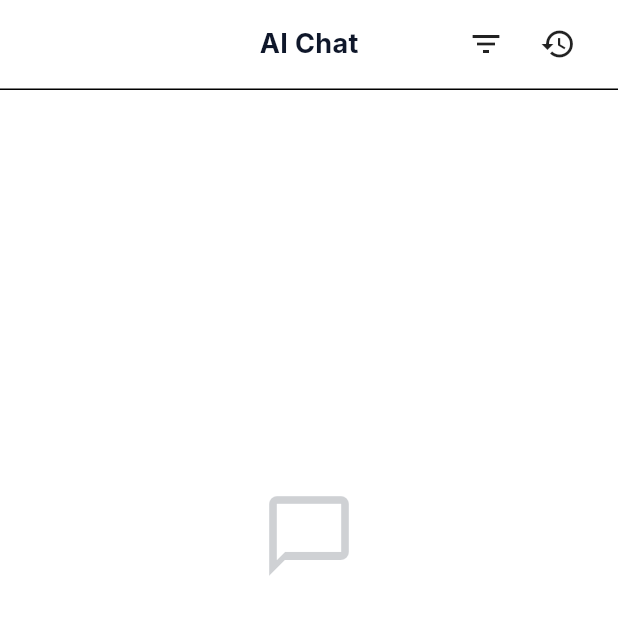
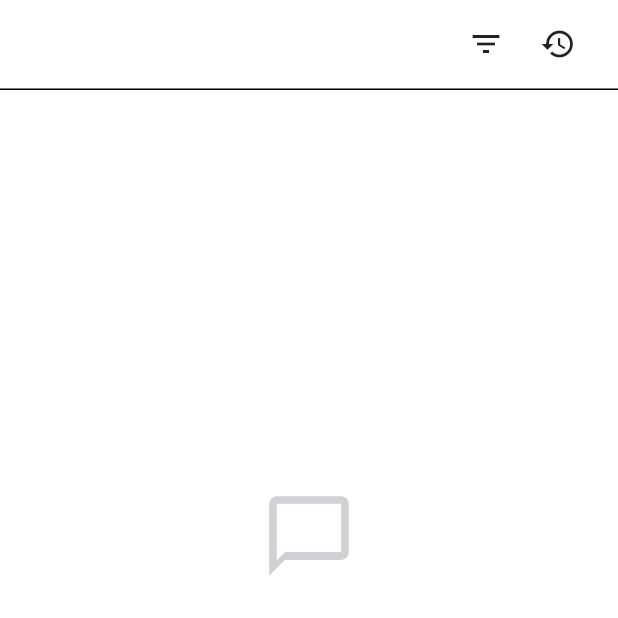
Before and after one commit to rayedriasat/ScholarMate, a Flutter app: the AIChatScreen screen opened directly, on a phone screen of 412 x 824 dp, the top half of it. Run offline on Flutter 3.47's test engine with Material 3 defaults, Android fonts, the phone set to English and light mode, and no system bars; our stand-ins replace cached_network_image, camera, connectivity_plus, drift, drift_flutter, file_picker and 9 more; missing offline and left inert: flutter_tesseract_ocr, google_sign_in_all_platforms, pdfx, syncfusion_flutter_pdf, syncfusion_flutter_pdfviewer, universal_html; accounts and stored records are empty; generated files the repository leaves out were written again; network calls fail.

Commit message:
ai chat top bar name overlapping issue fixed

```diff
--- a/frontend/lib/screens/ai_chat_screen.dart
+++ b/frontend/lib/screens/ai_chat_screen.dart
@@ -861,63 +861,10 @@ class _AIChatScreenState extends State<AIChatScreen> {
       borderRadius: BorderRadius.zero,
       border: Border(bottom: BorderSide(color: Theme.of(context).dividerColor)),
       color: Theme.of(context).cardColor,
-      child: Stack(
+      child: Row(
         children: [
-          // Centered Title
-          Center(
-            child: Column(
-              mainAxisAlignment: MainAxisAlignment.center,
-              children: [
-                Text(
-                  _currentConversationId != null
-                      ? _conversations
-                            .firstWhere(
-                              (c) => c.id == _currentConversationId,
-                              orElse: () => ChatConversation(
-                                id: '',
-                                userId: '',
-                                title: 'AI Chat',
-                                createdAt: DateTime.now(),
-                                updatedAt: DateTime.now(),
-                                selectedSourceIds: '[]',
-                              ),
-                            )
-                            .title
-                      : 'AI Chat',
-                  style: TextStyle(
-                    color: Theme.of(context).colorScheme.onSurface,
-                    fontSize: 18,
-                    fontWeight: FontWeight.bold,
-                  ),
-                  overflow: TextOverflow.ellipsis,
-                ),
-                if (widget.preselectedFileId != null &&
-                    widget.preselectedFileName != null)
-                  Text(
-                    'Chatting with ${widget.preselectedFileName}',
-                    style: TextStyle(
-                      fontSize: 12,
-                      fontWeight: FontWeight.normal,
-                      color: Theme.of(
-                        context,
-                      ).colorScheme.onSurface.withValues(alpha: 0.7),
-                    ),
-                    overflow: TextOverflow.ellipsis,
-                  ),
-              ],
-            ),
-          ),
-
           // Left Actions
-          Positioned(
-            left: 0,
-            top: 0,
-            bottom: 0,
-            child: Row(
-              mainAxisSize: MainAxisSize.min,
-              children: [
-                if (widget.preselectedFileId != null ||
-                    widget.folderName != null)
+          if (widget.preselectedFileId != null || widget.folderName != null)
             IconButton(
               icon: Icon(
                 Icons.arrow_back,
@@ -925,24 +872,14 @@ class _AIChatScreenState extends State<AIChatScreen> {
               ),
               onPressed: () => Navigator.pop(context),
             ),
-              ],
-            ),
-          ),
+
+          // Spacer to push right actions to the end
+          const Spacer(),
 
           // Right Actions
-          Positioned(
-            right: 0,
-            top: 0,
-            bottom: 0,
-            child: Row(
-              mainAxisSize: MainAxisSize.min,
-              children: [
           if (_currentConversationId != null)
             IconButton(
-                    icon: Icon(
-                      Icons.add,
-                      color: Theme.of(context).iconTheme.color,
-                    ),
+              icon: Icon(Icons.add, color: Theme.of(context).iconTheme.color),
               onPressed: _startNewConversation,
               tooltip: 'New Chat',
             ),
@@ -1014,9 +951,6 @@ class _AIChatScreenState extends State<AIChatScreen> {
                   ),
                 ),
               ],
-                  ),
-              ],
-            ),
             ),
         ],
       ),
```
Lines whose indentation alone changed are shown as unchanged.
